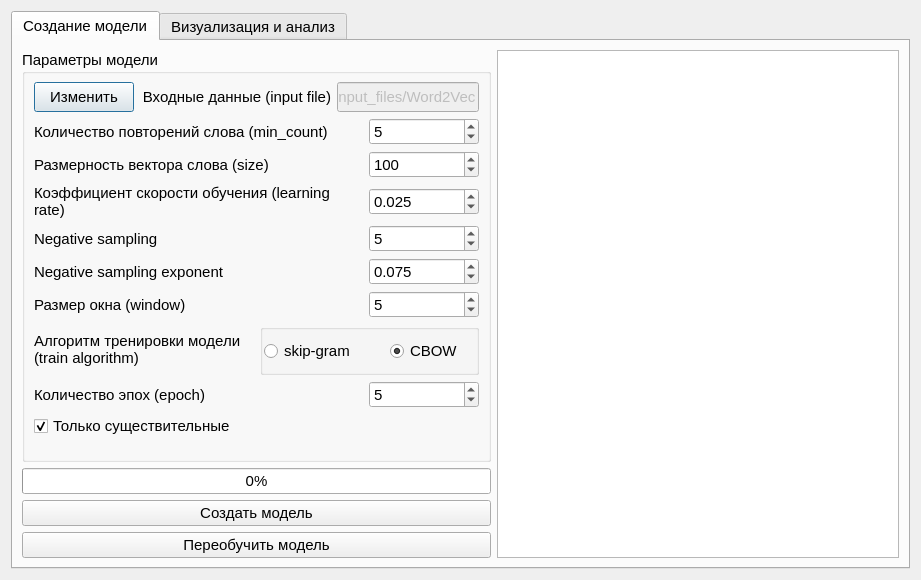
This is sources/Word2VecNew/ui/DialogWord2Vec.ui in AndreyTulyakov/TextStageProcessor as Qt 5 draws it before an edit. The edited form follows.
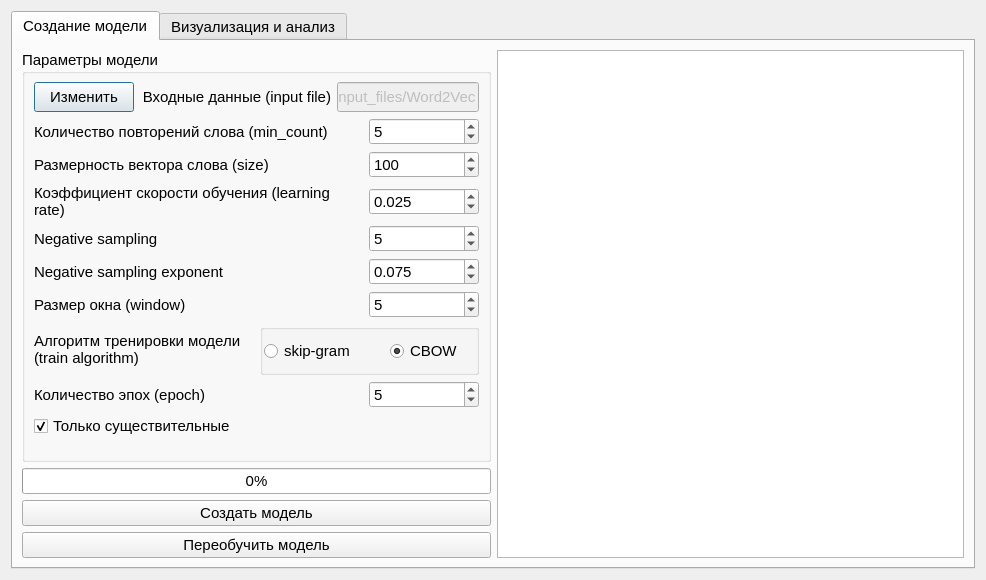
This is the edited form. Icons and pictures are not drawn.

Commit message: Правки в интерфейсе word2vec

What changed in the file:
```diff
--- a/sources/Word2VecNew/ui/DialogWord2Vec.ui
+++ b/sources/Word2VecNew/ui/DialogWord2Vec.ui
@@ -12,7 +12,7 @@
    <rect>
     <x>0</x>
     <y>0</y>
-    <width>921</width>
+    <width>986</width>
     <height>580</height>
    </rect>
   </property>
```
Left out of the diff: 2 changed lines with no effect on the pictures. The commit also changes 2 other files.
